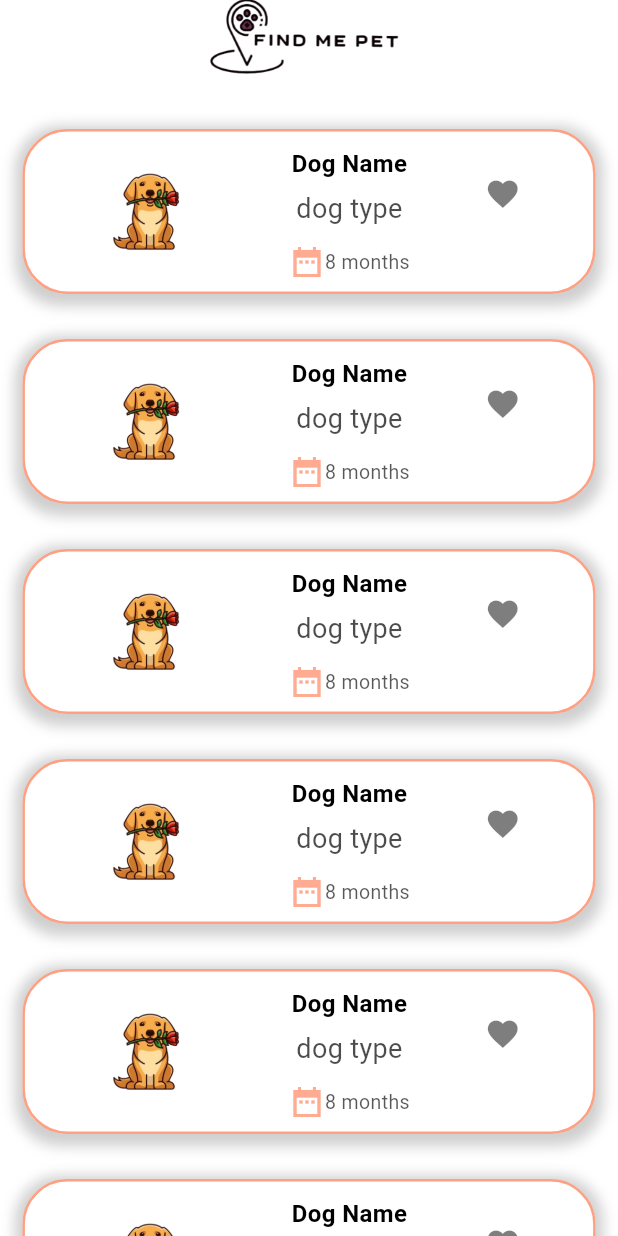
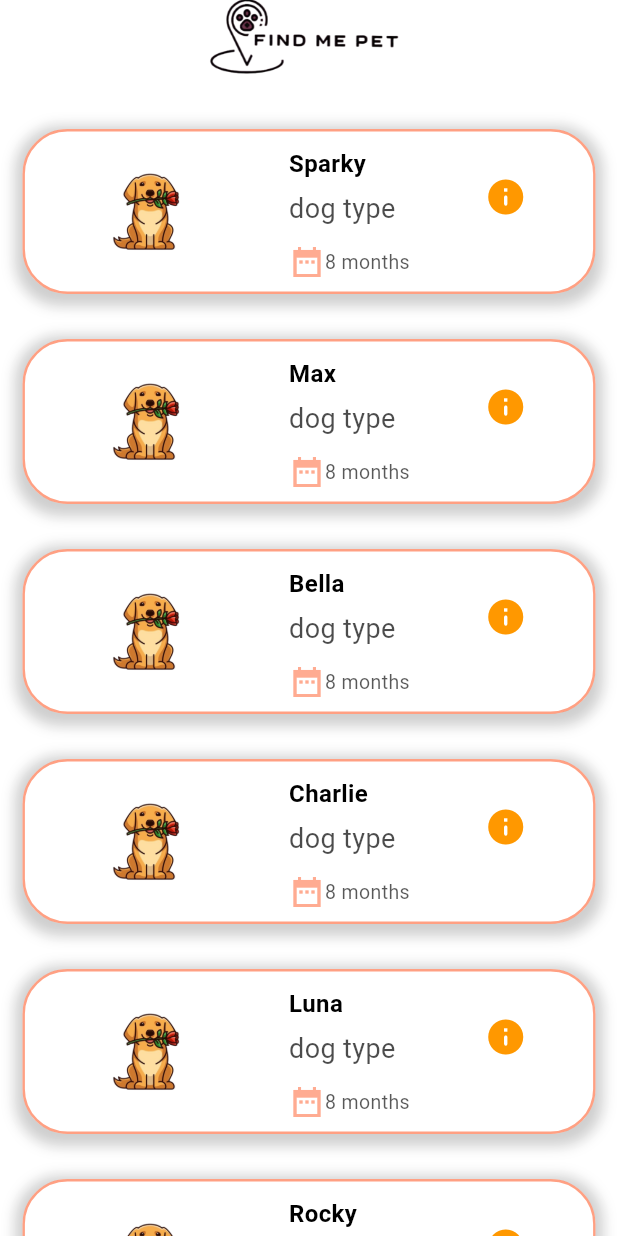
Before and after one commit to yaraelalfy/Find_me_pet, a Flutter app: the MainHome screen opened directly, on a phone screen of 412 x 824 dp. Run offline on Flutter 3.47's test engine with Material 3 defaults, Android fonts, the phone set to English and light mode, and no system bars; our stand-ins replace bloc, device_preview, dio, flutter_bloc.

Commit message:
four commit

```diff
--- a/lib/core/apiService.dart
+++ b/lib/core/apiService.dart
@@ -1,12 +1,12 @@
 import 'package:dio/dio.dart';
 
 class api_service {
-  final baseUrl = "";
+  final baseUrl = "https://api.api-ninjas.com/v1/dogs?name=dog&X-Api-Key=GEQYLR9mqOb0W/7WGyXktw==LiOgJbdMXvw4tIjA";
   final Dio dio;
 
   api_service(this.dio);
-  Future<Map<String, dynamic>> get({required String endPoints}) async {
-    var response = await dio.get("$baseUrl$endPoints");
+  Future<Map<String, dynamic>> get() async {
+    var response = await dio.get("$baseUrl");
     return response.data;
   }
 }
--- a/lib/core/styles.dart
+++ b/lib/core/styles.dart
@@ -4,7 +4,7 @@ abstract class Fonts {
   static const textStyle1 = TextStyle(
       fontWeight: FontWeight.bold,
       color: Colors.black,
-       fontFamily: "Schyler",
+      fontFamily: "Schyler",
       fontSize: 26);
 
   static const textStyle2 = TextStyle(
@@ -37,4 +37,15 @@ abstract class Fonts {
       color: Color.fromARGB(167, 0, 0, 0),
       //fontFamily: "Schyler",
       fontSize: 13);
+
+  static const first = TextStyle(
+    color: Colors.black, fontWeight: FontWeight.bold, fontSize: 30, //fontFamily: 'Schyler',
+    shadows: [
+      Shadow(blurRadius: 5.0, color: Color.fromARGB(255, 94, 87, 87), offset: Offset(2, 2),)]);
+
+  static const second = TextStyle(
+      fontWeight: FontWeight.bold,fontSize: 20,color: Colors.black38);
+
+  static const third = TextStyle(
+      color:Color.fromARGB(255, 114, 108, 108));
 }
--- /dev/null
+++ b/lib/features/home/data/images.dart
@@ -0,0 +1,13 @@
+final List<String> animals = [
+  "images/splashScreen/1.png",
+  "images/splashScreen/1.png",
+  "images/splashScreen/1.png",
+  "images/splashScreen/1.png",
+  "images/splashScreen/1.png",
+  "images/splashScreen/1.png",
+  "images/splashScreen/1.png",
+  "images/dogs/2.jpg",
+  "images/dogs/3.jpg",
+  "images/dogs/4.jpg",
+  "images/dogs/5.jpg"
+];
--- /dev/null
+++ b/lib/features/home/data/name.dart
@@ -0,0 +1,13 @@
+final List<String> names = [
+  "Sparky",
+  "Max",
+  "Bella",
+  "Charlie",
+  "Luna",
+  "Rocky",
+  "Daisy",
+  "Cooper",
+  "Sadie",
+  "Duke",
+  "Molly",
+  ];
--- a/lib/features/home/presentation/views/widgets/animalCard.dart
+++ b/lib/features/home/presentation/views/widgets/animalCard.dart
@@ -5,10 +5,12 @@ import 'package:findanimals/features/home/presentation/manager/state.dart';
 import 'package:flutter/material.dart';
 import 'package:flutter_bloc/flutter_bloc.dart';
 
+import 'image_bigger.dart';
+
 class AnimalCard extends StatelessWidget {
-  AnimalCard({super.key, required this.imagePath});
-  final String imagePath;
-  String dogName = "Rock", dogAge = " 8 months", dogType = "Wild one";
+  AnimalCard({super.key, required this.imagePath, required this.dogName});
+  final String imagePath,dogName;
+  String  dogAge = " 8 months", dogType = "Wild one";
   @override
   Widget build(BuildContext context) {
     return BlocConsumer<AppCubit, AppState>(
@@ -40,10 +42,7 @@ class AnimalCard extends StatelessWidget {
                       borderRadius: BorderRadius.circular(30),
                       child: InkWell(
                         onTap: () {
-                          Navigator.push(context,
-                              MaterialPageRoute(builder: (_) {
-                                return Adopt();
-                              }));
+                          image_bigger(context, imagePath);
                         },
                         child: Container(
                           child: Image.asset(
@@ -57,12 +56,12 @@ class AnimalCard extends StatelessWidget {
                       borderRadius: BorderRadius.circular(500),
                     ),
                   ),
-                  Column(
+                  Column(crossAxisAlignment: CrossAxisAlignment.start,
                     children: [
                       Padding(
                         padding: const EdgeInsets.only(top: 10, left: 10),
                         child: Text(
-                          "Dog Name",
+                          "$dogName",
                           style: Fonts.dogName,
                         ),
                       ),
@@ -97,6 +96,21 @@ class AnimalCard extends StatelessWidget {
                     padding:const EdgeInsets.only(bottom: 70, left: 30, top: 30),
                     child: InkWell(
                       onTap: () {
+                        Navigator.push(context,
+                            MaterialPageRoute(builder: (_) {
+                              return Adopt(dogName: dogName,);
+                            }));
+                      },
+                      child: Icon(
+                        Icons.info_rounded,size: 28,
+                        color:Colors.orange
+                      ),
+                    ),
+                  )
+                  /*Padding(
+                    padding:const EdgeInsets.only(bottom: 70, left: 30, top: 30),
+                    child: InkWell(
+                      onTap: () {
                         context.read<AppCubit>().choosenHeart();
                       },
                       child: Icon(
@@ -106,7 +120,7 @@ class AnimalCard extends StatelessWidget {
                             : Color.fromARGB(129, 0, 0, 0),
                       ),
                     ),
-                  )
+                  )*/
                 ],
               ),
             ),
--- a/lib/features/home/presentation/views/widgets/animalListView.dart
+++ b/lib/features/home/presentation/views/widgets/animalListView.dart
@@ -1,22 +1,11 @@
+import 'package:findanimals/features/home/data/images.dart';
+import 'package:findanimals/features/home/data/name.dart';
 import 'package:findanimals/features/home/presentation/views/widgets/animalCard.dart';
 import 'package:flutter/material.dart';
 
 class AnimalListView extends StatelessWidget {
   AnimalListView({super.key});
 
-  final List<String> animals = [
-    "images/splashScreen/1.png",
-    "images/splashScreen/1.png",
-    "images/splashScreen/1.png",
-    "images/splashScreen/1.png",
-    "images/splashScreen/1.png",
-    "images/splashScreen/1.png",
-    "images/splashScreen/1.png",
-    "images/dogs/2.jpg",
-    "images/dogs/3.jpg",
-    "images/dogs/4.jpg",
-    "images/dogs/5.jpg"
-  ];
 
   @override
   Widget build(BuildContext context) {
@@ -24,7 +13,7 @@ class AnimalListView extends StatelessWidget {
       scrollDirection: Axis.vertical,
       itemCount: animals.length,
       itemBuilder: (context, index) {
-        return AnimalCard(imagePath: animals[index]);
+        return AnimalCard(imagePath: animals[index], dogName: names[index],);
       },
     );
   }
```
Also changed, not shown: lib/features/adopt/presentation/views/main_adopt.dart (+9 -7 lines), lib/features/adopt/presentation/views/widgets/About.dart (+9 -4 lines), lib/features/adopt/presentation/views/widgets/adopt_body.dart (+6 -4 lines), lib/features/adopt/presentation/views/widgets/fact_adopt.dart (+12 -6 lines), lib/features/home/presentation/manager/cubit.dart (+8 -2 lines), lib/features/home/presentation/views/widgets/image_bigger.dart (added, +24 -0 lines), pubspec.yaml (+10 -6 lines).
